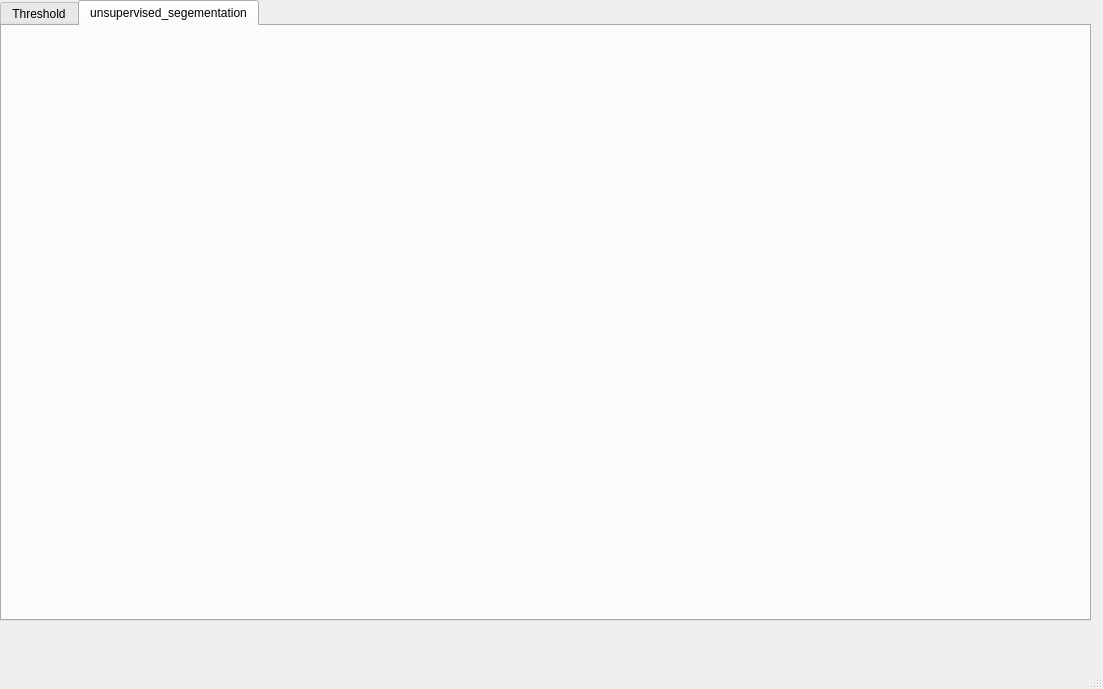
Above: task.ui from Ibrahimelsayed60/Computer_vision_task_4 before the change. Below: the same form after it.
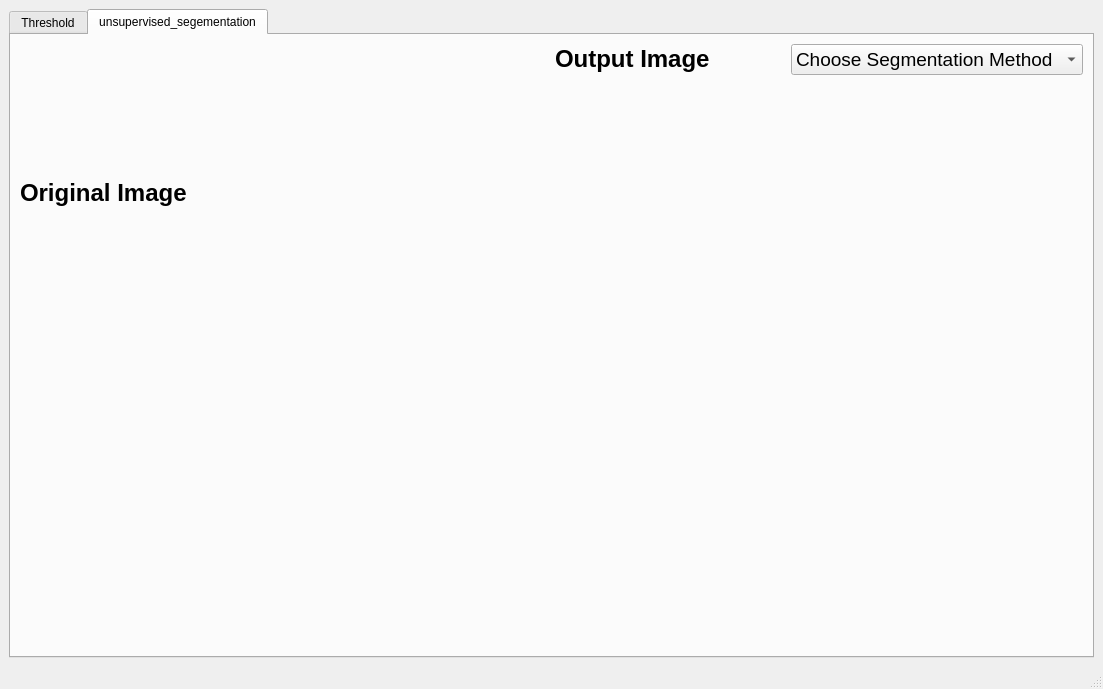
That is the form after the change. The open tabs and pages were chosen to show the change. Custom widgets are drawn as their Qt base class.

Commit message: k-means

```diff
--- a/task.ui
+++ b/task.ui
@@ -14,15 +14,9 @@
    <string>MainWindow</string>
   </property>
   <widget class="QWidget" name="centralwidget">
+   <layout class="QGridLayout" name="gridLayout_2">
+    <item row="0" column="0">
    <widget class="QTabWidget" name="tabWidget">
-    <property name="geometry">
-     <rect>
-      <x>0</x>
-      <y>0</y>
-      <width>1091</width>
-      <height>621</height>
-     </rect>
-    </property>
     <property name="currentIndex">
      <number>0</number>
     </property>
@@ -176,8 +170,68 @@
      <attribute name="title">
       <string>unsupervised_segementation</string>
      </attribute>
-    </widget>
-   </widget>
+       <layout class="QGridLayout" name="gridLayout">
+        <item row="0" column="0">
+         <layout class="QVBoxLayout" name="verticalLayout_7">
+          <item>
+           <widget class="QLabel" name="label_3">
+            <property name="text">
+             <string>&lt;html&gt;&lt;head/&gt;&lt;body&gt;&lt;p&gt;&lt;span style=&quot; font-size:18pt; font-weight:600;&quot;&gt;Original Image&lt;/span&gt;&lt;/p&gt;&lt;/body&gt;&lt;/html&gt;</string>
+            </property>
+           </widget>
+          </item>
+          <item>
+           <widget class="PlotWidget" name="widget" native="true"/>
+          </item>
+         </layout>
+        </item>
+        <item row="0" column="1">
+         <layout class="QVBoxLayout" name="verticalLayout_8">
+          <item>
+           <layout class="QHBoxLayout" name="horizontalLayout_3">
+            <item>
+             <widget class="QLabel" name="label_4">
+              <property name="text">
+               <string>&lt;html&gt;&lt;head/&gt;&lt;body&gt;&lt;p&gt;&lt;span style=&quot; font-size:18pt; font-weight:600;&quot;&gt;Output Image&lt;/span&gt;&lt;/p&gt;&lt;/body&gt;&lt;/html&gt;</string>
+              </property>
+             </widget>
+            </item>
+            <item>
+             <widget class="QComboBox" name="comboBox">
+              <property name="font">
+               <font>
+                <pointsize>14</pointsize>
+               </font>
+              </property>
+              <item>
+               <property name="text">
+                <string>Choose Segmentation Method</string>
+               </property>
+              </item>
+              <item>
+               <property name="text">
+                <string>K-means</string>
+               </property>
+              </item>
+              <item>
+               <property name="text">
+                <string>mean shift method</string>
+               </property>
+              </item>
+             </widget>
+            </item>
+           </layout>
+          </item>
+          <item>
+           <widget class="PlotWidget" name="widget_4" native="true"/>
+          </item>
+         </layout>
+        </item>
+       </layout>
+      </widget>
+     </widget>
+    </item>
+   </layout>
    <widget class="QWidget" name="layoutWidget">
     <property name="geometry">
      <rect>
```
Left out of the diff: 2 changed lines with no effect on the pictures. Lines whose indentation alone changed are shown as unchanged. The commit also changes 2 other files.
